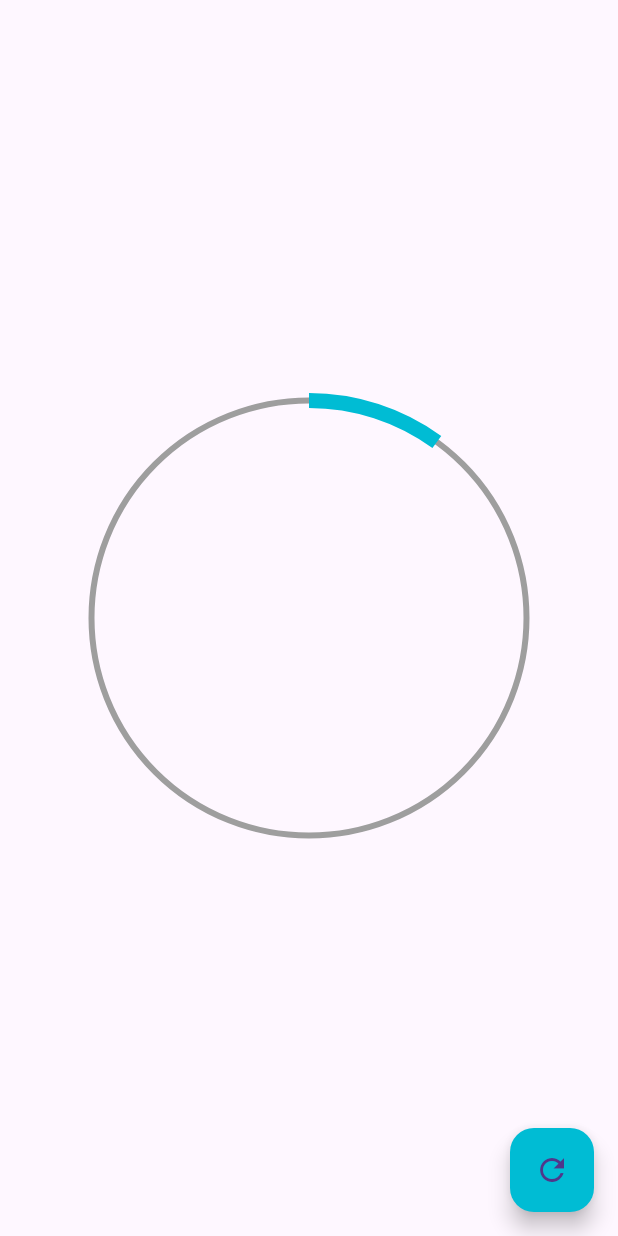
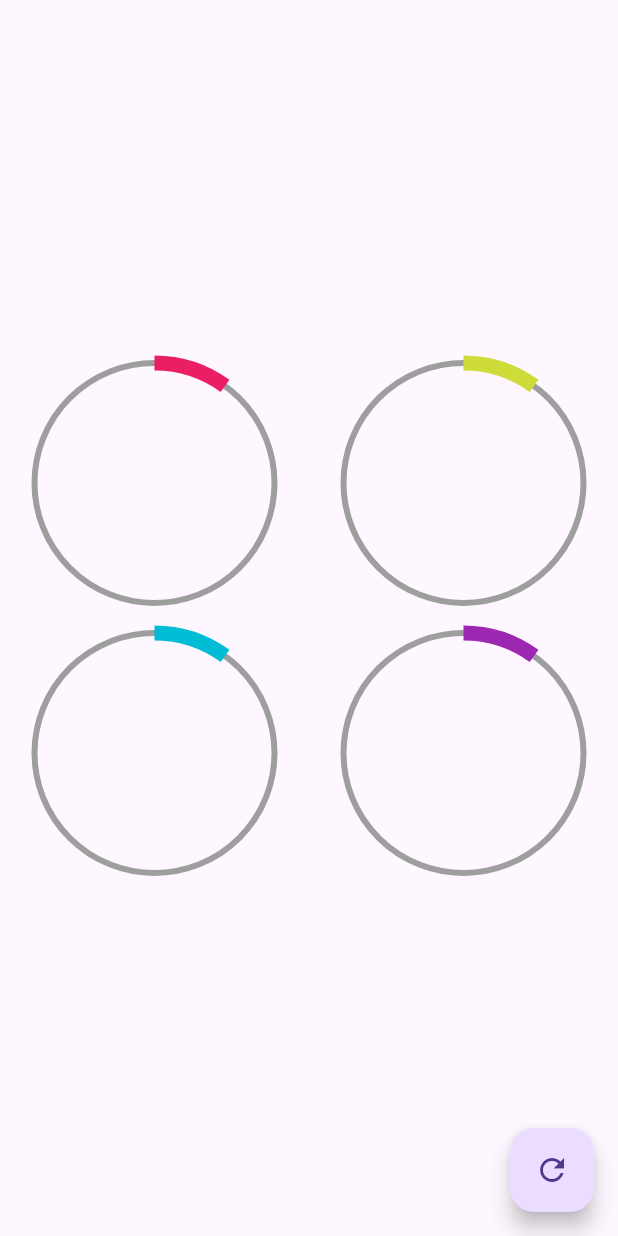
Before and after one commit to LizzullyJ/disenos_app, a Flutter app: the screen it shows after launch, after a tap on the "refresh" icon, on a phone screen of 412 x 824 dp. Run offline on Flutter 3.47's test engine with Material 3 defaults, Android fonts, the phone set to English and light mode, and no system bars.

Commit message:
personalizando cirular progress

```diff
--- a/lib/main.dart
+++ b/lib/main.dart
@@ -1,8 +1,9 @@
-import 'package:disenos_app/screens/animaciones_screen.dart';
-import 'package:disenos_app/screens/circular_progress_page.dart';
+
+import 'package:disenos_app/screens/graficas_circulares_page.dart';
 import 'package:flutter/material.dart';
 
-import 'package:disenos_app/screens/header_screen.dart';
+//import 'package:disenos_app/screens/animaciones_screen.dart';
+//import 'package:disenos_app/screens/header_screen.dart';
 
 void main() => runApp(const MyApp());
 
@@ -14,7 +15,7 @@ class MyApp extends StatelessWidget {
     return const MaterialApp(
       debugShowCheckedModeBanner: false,
       title: 'Material App',
-      home: CilcularProgressPage(),
+      home: GraficasCircularesPage()
     );
   }
 }
--- /dev/null
+++ b/lib/screens/graficas_circulares_page.dart
@@ -0,0 +1,88 @@
+import 'package:disenos_app/widgets/radial_progress.dart';
+import 'package:flutter/material.dart';
+
+class GraficasCircularesPage extends StatefulWidget {
+  const GraficasCircularesPage({Key? key}) : super(key: key);
+
+  @override
+  State<GraficasCircularesPage> createState() => _GraficasCircularesPageState();
+}
+
+class _GraficasCircularesPageState extends State<GraficasCircularesPage> {
+  double porcentaje = 0;
+
+  @override
+  Widget build(BuildContext context) {
+    return Scaffold(
+      body: SafeArea(
+        child: Column(
+          crossAxisAlignment: CrossAxisAlignment.center,
+          mainAxisAlignment: MainAxisAlignment.center,
+          children: [
+            Row(
+              mainAxisAlignment: MainAxisAlignment.spaceAround,
+              children: [
+                CustomRadialProgress(
+                    porcentaje: porcentaje, colorPrimario: Colors.pink),
+                CustomRadialProgress(
+                    porcentaje: porcentaje, colorPrimario: Colors.lime),
+              ],
+            ),
+            Row(
+              mainAxisAlignment: MainAxisAlignment.spaceAround,
+              children: [
+                CustomRadialProgress(
+                    porcentaje: porcentaje, colorPrimario: Colors.cyan),
+                CustomRadialProgress(
+                    porcentaje: porcentaje, colorPrimario: Colors.purple),
+              ],
+            )
+          ],
+        ),
+      ),
+      floatingActionButton: FloatingActionButton(
+        onPressed: () {
+          setState(() {
+            porcentaje += 10;
+            if (porcentaje > 100) {
+              porcentaje = 0;
+            }
+          });
+        },
+        child: const Icon(Icons.refresh),
+      ),
+    );
+  }
+}
+
+class CustomRadialProgress extends StatelessWidget {
+  const CustomRadialProgress({
+    super.key,
+    required this.porcentaje,
+    this.colorPrimario = Colors.blue,
+    this.colorSecundario = Colors.grey,
+    this.grosorPrimario = 10,
+    this.grosorSecundario = 4,
+  });
+
+  final double porcentaje;
+
+  final Color? colorPrimario;
+  final Color? colorSecundario;
+  final double? grosorPrimario;
+  final double? grosorSecundario;
+
+  @override
+  Widget build(BuildContext context) {
+    return SizedBox(
+        height: 180,
+        width: 180,
+        child: RadialProgress(
+          porcentaje: porcentaje,
+          colorPrimario: colorPrimario!,
+          colorSecundario: colorSecundario!,
+          grosorPrimario: grosorPrimario!,
+          grosorSecundario: grosorSecundario!,
+        ));
+  }
+}
--- /dev/null
+++ b/lib/widgets/radial_progress.dart
@@ -0,0 +1,112 @@
+import 'dart:math';
+
+import 'package:flutter/material.dart';
+
+class RadialProgress extends StatefulWidget {
+  final double porcentaje;
+  final Color colorPrimario;
+  final Color colorSecundario;
+  final double grosorPrimario;
+  final double grosorSecundario;
+
+  const RadialProgress({
+    super.key,
+    required this.porcentaje,
+    this.colorPrimario = Colors.blue,
+    this.colorSecundario = Colors.grey,
+    this.grosorPrimario = 10,
+    this.grosorSecundario = 4,
+  });
+
+  @override
+  State<RadialProgress> createState() => _RadialProgressState();
+}
+
+class _RadialProgressState extends State<RadialProgress>
+    with SingleTickerProviderStateMixin {
+  late AnimationController controller;
+  late double porcentajeAnterior;
+
+  @override
+  void initState() {
+    porcentajeAnterior = widget.porcentaje;
+    controller = AnimationController(
+        vsync: this, duration: const Duration(milliseconds: 200));
+    super.initState();
+  }
+
+  @override
+  void dispose() {
+    controller.dispose();
+    super.dispose();
+  }
+
+  @override
+  Widget build(BuildContext context) {
+    controller.forward(
+      from: 0.0,
+    );
+    final diferenciAnimar = widget.porcentaje - porcentajeAnterior;
+    porcentajeAnterior = widget.porcentaje;
+
+    return AnimatedBuilder(
+      animation: controller,
+      builder: (context, child) {
+        return Container(
+            padding: const EdgeInsets.all(10),
+            height: double.infinity,
+            width: double.infinity,
+            child: CustomPaint(
+              painter: _MiRadialProgress(
+                  porcentage: (widget.porcentaje - diferenciAnimar) +
+                      (diferenciAnimar * controller.value),
+                  colorPrimario: widget.colorPrimario,
+                  colorSecundario: widget.colorSecundario,
+                  grosorPrimario: widget.grosorPrimario,
+                  grosorSecundario: widget.grosorSecundario),
+            ));
+      },
+    );
+  }
+}
+
+class _MiRadialProgress extends CustomPainter {
+  final double porcentage;
+  final Color colorPrimario;
+  final Color colorSecundario;
+  final double grosorPrimario;
+  final double grosorSecundario;
+  _MiRadialProgress( {
+    required this.porcentage,
+    required this.colorPrimario,
+    required this.colorSecundario,
+    required this.grosorSecundario,
+    required this.grosorPrimario,
+  });
+  @override
+  void paint(Canvas canvas, Size size) {
+    //Circulo completado
+    final paint = Paint()
+      ..strokeWidth = grosorSecundario
+      ..color = colorSecundario
+      ..style = PaintingStyle.stroke;
+
+    final center = Offset(size.width * 0.5, size.height * 0.5);
+    double radio = min(size.width * 0.5, size.height * 0.5);
+    canvas.drawCircle(center, radio, paint);
+
+    //arco
+    final paintArco = Paint()
+      ..strokeWidth = grosorPrimario
+      ..color = colorPrimario
+      ..style = PaintingStyle.stroke;
+    //parte que se debera ir llenando
+
+    double arcAngle = 2 * pi * (porcentage / 100);
+    canvas.drawArc(Rect.fromCircle(center: center, radius: radio), -pi / 2,
+        arcAngle, false, paintArco);
+  }
+
+  @override
+  bool shouldRepaint(covariant CustomPainter oldDelegate) => true;
+}
```
Also changed, not shown: pubspec.yaml (+4 -12 lines), lib/labs/circular_progress_page.dart (renamed from lib/screens/circular_progress_page.dart), pubspec.lock, 1 other file.
